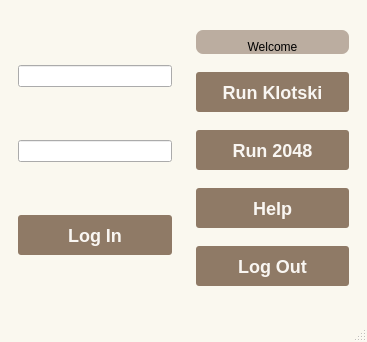
First picture: the form in mainwindow/mainwindow.ui, repository w43322/q2048Klotski, before the edit.
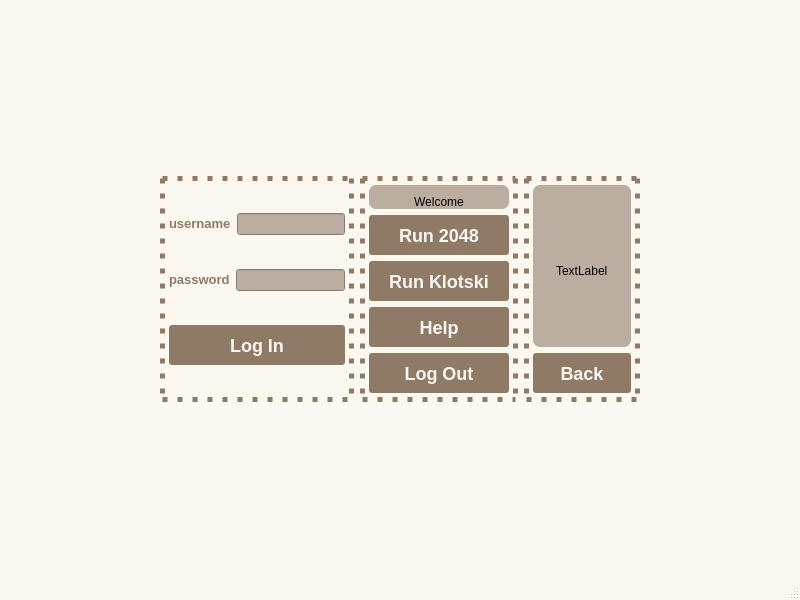
Second picture: the form after the edit.

Patch:
```diff
--- a/mainwindow/mainwindow.ui
+++ b/mainwindow/mainwindow.ui
@@ -6,8 +6,8 @@
    <rect>
     <x>0</x>
     <y>0</y>
-    <width>367</width>
-    <height>342</height>
+    <width>800</width>
+    <height>600</height>
    </rect>
   </property>
   <property name="sizePolicy">
@@ -16,6 +16,12 @@
     <verstretch>0</verstretch>
    </sizepolicy>
   </property>
+  <property name="maximumSize">
+   <size>
+    <width>800</width>
+    <height>600</height>
+   </size>
+  </property>
   <property name="windowTitle">
    <string>q2048Klotski</string>
   </property>
@@ -25,12 +31,38 @@
     background: #faf8ef;
 }
 
+QWidget#beforeLoginWidget,
+QWidget#afterLoginWidget,
+QWidget#helpWidget
+{
+    border-style: dotted;
+    border-width: 5px;
+    border-color: #8f7a66;
+}
+
 QWidget#widgetGrid
 {
     background: #bbada0;
 }
 
-QLabel
+QLabel#userNameLabel,
+QLabel#passwordLabel
+{
+    font-family: &quot;Monaco&quot;;
+    font-size: 13px;
+    font-weight: bold;
+    color: #8f7a66;
+}
+
+QLineEdit
+{
+    font-family: &quot;Menlo&quot;;
+    background: #bbada0;
+    color: #f9f6f2;
+}
+
+QLabel#welcomeLabel,
+QLabel#helpLabel
 {
     font-family: &quot;Monaco&quot;;
     background: #bbada0;
@@ -69,29 +101,72 @@
 </string>
   </property>
   <widget class="QWidget" name="centralwidget">
-   <layout class="QHBoxLayout" name="horizontalLayout">
-    <item>
+   <layout class="QGridLayout" name="gridLayout">
+    <item row="1" column="1">
      <widget class="QWidget" name="beforeLoginWidget" native="true">
+      <property name="sizePolicy">
+       <sizepolicy hsizetype="Preferred" vsizetype="Preferred">
+        <horstretch>0</horstretch>
+        <verstretch>0</verstretch>
+       </sizepolicy>
+      </property>
       <layout class="QVBoxLayout" name="verticalLayout_2">
        <item>
-        <widget class="QLineEdit" name="userNameEdit">
-         <property name="sizePolicy">
-          <sizepolicy hsizetype="Minimum" vsizetype="Fixed">
-           <horstretch>0</horstretch>
-           <verstretch>0</verstretch>
-          </sizepolicy>
-         </property>
-        </widget>
+        <layout class="QHBoxLayout" name="horizontalLayout_1">
+         <item>
+          <widget class="QLabel" name="userNameLabel">
+           <property name="sizePolicy">
+            <sizepolicy hsizetype="Fixed" vsizetype="Fixed">
+             <horstretch>0</horstretch>
+             <verstretch>0</verstretch>
+            </sizepolicy>
+           </property>
+           <property name="text">
+            <string>username</string>
+           </property>
+          </widget>
+         </item>
+         <item>
+          <widget class="QLineEdit" name="userNameEdit">
+           <property name="sizePolicy">
+            <sizepolicy hsizetype="Minimum" vsizetype="Fixed">
+             <horstretch>0</horstretch>
+             <verstretch>0</verstretch>
+            </sizepolicy>
+           </property>
+          </widget>
+         </item>
+        </layout>
        </item>
        <item>
-        <widget class="QLineEdit" name="passwordEdit">
-         <property name="sizePolicy">
-          <sizepolicy hsizetype="Minimum" vsizetype="Fixed">
-           <horstretch>0</horstretch>
-           <verstretch>0</verstretch>
-          </sizepolicy>
-         </property>
-        </widget>
+        <layout class="QHBoxLayout" name="horizontalLayout_2">
+         <item>
+          <widget class="QLabel" name="passwordLabel">
+           <property name="sizePolicy">
+            <sizepolicy hsizetype="Fixed" vsizetype="Fixed">
+             <horstretch>0</horstretch>
+             <verstretch>0</verstretch>
+            </sizepolicy>
+           </property>
+           <property name="text">
+            <string>password</string>
+           </property>
+          </widget>
+         </item>
+         <item>
+          <widget class="QLineEdit" name="passwordEdit">
+           <property name="sizePolicy">
+            <sizepolicy hsizetype="Minimum" vsizetype="Fixed">
+             <horstretch>0</horstretch>
+             <verstretch>0</verstretch>
+            </sizepolicy>
+           </property>
+           <property name="echoMode">
+            <enum>QLineEdit::Password</enum>
+           </property>
+          </widget>
+         </item>
+        </layout>
        </item>
        <item>
         <widget class="QPushButton" name="loginBtn">
@@ -103,7 +178,69 @@
       </layout>
      </widget>
     </item>
-    <item>
+    <item row="1" column="3">
+     <widget class="QWidget" name="helpWidget" native="true">
+      <layout class="QVBoxLayout" name="verticalLayout_3">
+       <item>
+        <widget class="QLabel" name="helpLabel">
+         <property name="text">
+          <string>TextLabel</string>
+         </property>
+         <property name="alignment">
+          <set>Qt::AlignLeading|Qt::AlignLeft|Qt::AlignVCenter</set>
+         </property>
+        </widget>
+       </item>
+       <item>
+        <widget class="QPushButton" name="backBtn">
+         <property name="text">
+          <string>Back</string>
+         </property>
+        </widget>
+       </item>
+      </layout>
+     </widget>
+    </item>
+    <item row="1" column="0">
+     <spacer name="horizontalSpacer">
+      <property name="orientation">
+       <enum>Qt::Horizontal</enum>
+      </property>
+      <property name="sizeHint" stdset="0">
+       <size>
+        <width>40</width>
+        <height>20</height>
+       </size>
+      </property>
+     </spacer>
+    </item>
+    <item row="1" column="4">
+     <spacer name="horizontalSpacer_2">
+      <property name="orientation">
+       <enum>Qt::Horizontal</enum>
+      </property>
+      <property name="sizeHint" stdset="0">
+       <size>
+        <width>40</width>
+        <height>20</height>
+       </size>
+      </property>
+     </spacer>
+    </item>
+    <item row="0" column="0" colspan="5">
+     <spacer name="verticalSpacer">
+      <property name="orientation">
+       <enum>Qt::Vertical</enum>
+      </property>
+      <property name="sizeHint" stdset="0">
+       <size>
+        <width>20</width>
+        <height>40</height>
+       </size>
+      </property>
+     </spacer>
+    </item>
+    <item row="1" column="2">
      <widget class="QWidget" name="afterLoginWidget" native="true">
       <layout class="QVBoxLayout" name="verticalLayout">
        <item>
@@ -125,19 +262,6 @@
          </property>
         </widget>
        </item>
-       <item>
-        <widget class="QPushButton" name="pushButtonRunKlotski">
-         <property name="sizePolicy">
-          <sizepolicy hsizetype="Minimum" vsizetype="Fixed">
-           <horstretch>0</horstretch>
-           <verstretch>0</verstretch>
-          </sizepolicy>
-         </property>
-         <property name="text">
-          <string>Run Klotski</string>
-         </property>
-        </widget>
-       </item>
        <item>
         <widget class="QPushButton" name="pushButtonRun2048">
          <property name="text">
@@ -146,7 +270,20 @@
         </widget>
        </item>
        <item>
-        <widget class="QPushButton" name="pushButton">
+        <widget class="QPushButton" name="pushButtonRunKlotski">
+         <property name="sizePolicy">
+          <sizepolicy hsizetype="Minimum" vsizetype="Fixed">
+           <horstretch>0</horstretch>
+           <verstretch>0</verstretch>
+          </sizepolicy>
+         </property>
+         <property name="text">
+          <string>Run Klotski</string>
+         </property>
+        </widget>
+       </item>
+       <item>
+        <widget class="QPushButton" name="helpBtn">
          <property name="text">
           <string>Help</string>
          </property>
@@ -162,6 +299,19 @@
       </layout>
      </widget>
     </item>
+    <item row="2" column="0" colspan="5">
+     <spacer name="verticalSpacer_2">
+      <property name="orientation">
+       <enum>Qt::Vertical</enum>
+      </property>
+      <property name="sizeHint" stdset="0">
+       <size>
+        <width>20</width>
+        <height>40</height>
+       </size>
+      </property>
+     </spacer>
+    </item>
    </layout>
   </widget>
   <widget class="QMenuBar" name="menubar">
```
Left out of the diff: 2 changed lines with no effect on the pictures.
